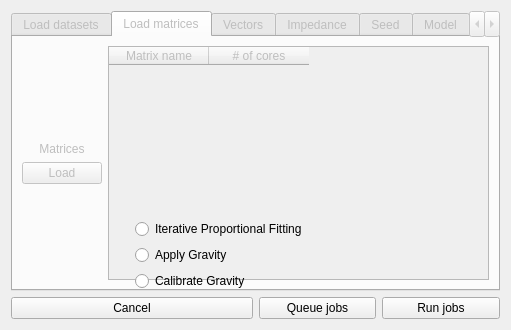
Above: qaequilibrae/modules/distribution_procedures/forms/ui_distribution.ui from AequilibraE/qaequilibrae before the change. Below: the same form after it.
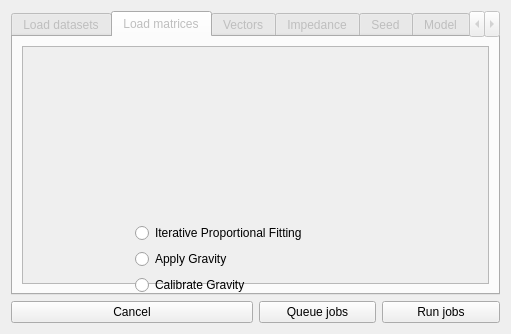
That is the form after the change. The open tabs and pages were chosen to show the change.

Commit message: converts interface to use only matrices from project

Diff of the .ui file:
```diff
--- a/qaequilibrae/modules/distribution_procedures/forms/ui_distribution.ui
+++ b/qaequilibrae/modules/distribution_procedures/forms/ui_distribution.ui
@@ -7,7 +7,7 @@
     <x>0</x>
     <y>0</y>
     <width>511</width>
-    <height>330</height>
+    <height>334</height>
    </rect>
   </property>
   <property name="sizePolicy">
@@ -103,62 +103,8 @@
        <string>Load matrices</string>
       </attribute>
       <layout class="QGridLayout" name="gridLayout_5">
-       <item row="0" column="2" rowspan="6">
-        <widget class="QTableWidget" name="table_matrices">
-         <column>
-          <property name="text">
-           <string>Matrix name</string>
-          </property>
-         </column>
-         <column>
-          <property name="text">
-           <string># of cores</string>
-          </property>
-         </column>
-        </widget>
-       </item>
-       <item row="2" column="1">
-        <widget class="QLabel" name="label_4">
-         <property name="text">
-          <string>Matrices</string>
-         </property>
-         <property name="alignment">
-          <set>Qt::AlignCenter</set>
-         </property>
-        </widget>
-       </item>
-       <item row="1" column="1">
-        <spacer name="verticalSpacer_3">
-         <property name="orientation">
-          <enum>Qt::Vertical</enum>
-         </property>
-         <property name="sizeHint" stdset="0">
-          <size>
-           <width>20</width>
-           <height>40</height>
-          </size>
-         </property>
-        </spacer>
-       </item>
-       <item row="4" column="1">
-        <spacer name="verticalSpacer_4">
-         <property name="orientation">
-          <enum>Qt::Vertical</enum>
-         </property>
-         <property name="sizeHint" stdset="0">
-          <size>
-           <width>20</width>
-           <height>40</height>
-          </size>
-         </property>
-        </spacer>
-       </item>
-       <item row="3" column="1">
-        <widget class="QPushButton" name="but_load_mat">
-         <property name="text">
-          <string>Load</string>
-         </property>
-        </widget>
+       <item row="0" column="1">
+        <widget class="QTableView" name="list_matrices"/>
        </item>
       </layout>
      </widget>
```
Left out of the diff: 24 changed lines with no effect on the pictures. The commit also changes 4 other files.
